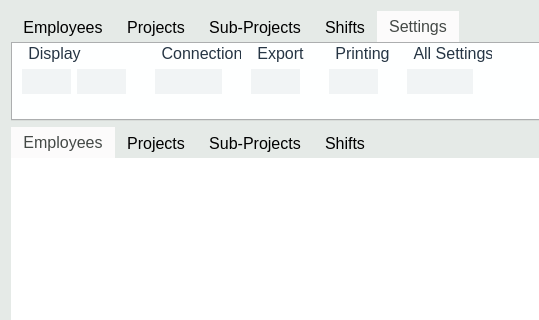
Qt form Source/Time-Track/mainform.ui (joshuawootonn/time-track) before a commit; both pictures show x 0 to 539 and y 0 to 320 of the 1280 by 720 pixel window.
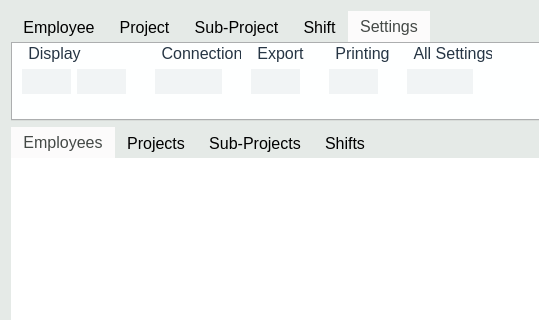
The same form after that commit. The open tabs and pages were chosen to show the change.

Diff of the .ui file:
```diff
--- a/Source/Time-Track/mainform.ui
+++ b/Source/Time-Track/mainform.ui
@@ -862,7 +862,7 @@
 </string>
           </property>
           <attribute name="title">
-           <string>Employees</string>
+           <string>Employee</string>
           </attribute>
           <layout class="QHBoxLayout" name="horizontalLayout_2">
            <property name="spacing">
@@ -1077,7 +1077,7 @@
 </string>
           </property>
           <attribute name="title">
-           <string>Projects</string>
+           <string>Project</string>
           </attribute>
           <layout class="QHBoxLayout" name="horizontalLayout_7">
            <property name="spacing">
@@ -1375,7 +1375,7 @@
 }</string>
           </property>
           <attribute name="title">
-           <string>Sub-Projects</string>
+           <string>Sub-Project</string>
           </attribute>
           <layout class="QHBoxLayout" name="horizontalLayout_8">
            <property name="spacing">
@@ -1502,7 +1502,7 @@
 }</string>
           </property>
           <attribute name="title">
-           <string>Shifts</string>
+           <string>Shift</string>
           </attribute>
           <layout class="QHBoxLayout" name="horizontalLayout_3">
            <property name="spacing">
```
Left out of the diff: 2 changed lines with no effect on the pictures.
